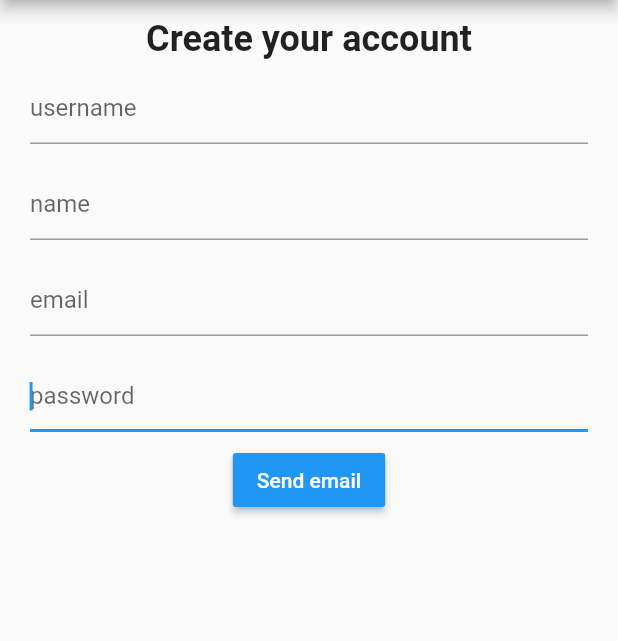
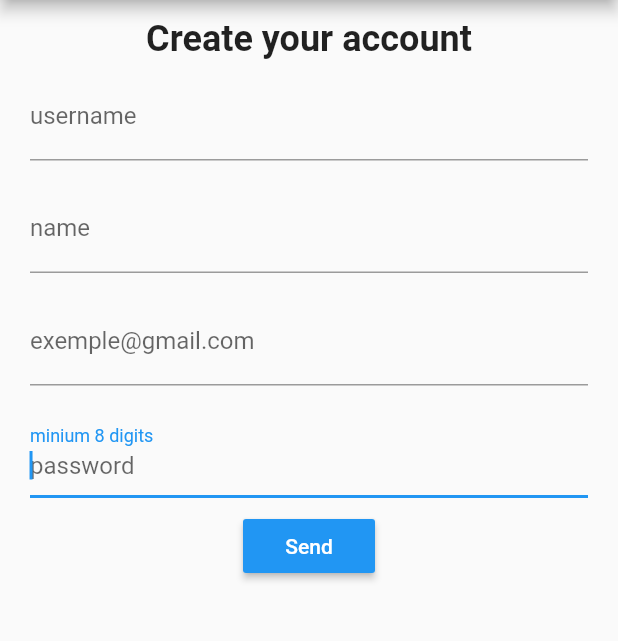
Before and after one commit to teamcodingmobile/discourse-flutter, a Flutter app: the CreateAccountPage screen opened by its route, on a phone screen of 412 x 824 dp, the part 84-725 px from its top. Run offline on Flutter 3.47's test engine with Material 2 defaults, Android fonts, the phone set to English and light mode, and no system bars.

```diff
--- a/lib/src/pages/create_account_page.dart
+++ b/lib/src/pages/create_account_page.dart
@@ -40,6 +40,55 @@ class _CreateAccountPageState extends State<CreateAccountPage> {
 
   Future<NewUserResponse> _futureNewUserResponse;
 
+  GlobalKey<FormState> _formKey = GlobalKey();
+  // ignore: unused_field
+  String _username = '', _name = '', _email = '', _password = '';
+
+  _submit() {
+    final bool isValid = _formKey.currentState.validate();
+    if (isValid) {
+      setState(() {
+        _futureNewUserResponse = createUser(
+            _controllerName.text,
+            _controllerEmail.text,
+            _controllerPassword.text,
+            _controllerUser.text);
+      });
+    }
+  }
+
+  String _validateUsername(String username) {
+    if (username.isNotEmpty && username.length > 3) {
+      _username = username;
+      return null;
+    }
+    return "invalid username";
+  }
+
+  String _validateName(String name) {
+    if (name.isNotEmpty && name.length > 3) {
+      name = name;
+      return null;
+    }
+    return "invalid name";
+  }
+
+  String _validateEmail(String email) {
+    if (email.isNotEmpty && email.contains("@")) {
+      _email = email;
+      return null;
+    }
+    return "invalid email";
+  }
+
+  String _validatePassword(String password) {
+    if (password.isNotEmpty && password.length > 8) {
+      _password = password;
+      return null;
+    }
+    return "invalid password";
+  }
+
   @override
   Widget build(BuildContext context) {
     return Scaffold(
@@ -58,7 +107,9 @@ class _CreateAccountPageState extends State<CreateAccountPage> {
           Container(
             padding: const EdgeInsets.all(12.0),
             child: (_futureNewUserResponse == null)
-                ? Column(
+                ? Form(
+                    key: _formKey, // Para las validaciones
+                    child: Column(
                       children: <Widget>[
                         Text(
                           'Create your account',
@@ -67,52 +118,57 @@ class _CreateAccountPageState extends State<CreateAccountPage> {
                         ),
                         Padding(
                           padding: const EdgeInsets.all(8.0),
-                        child: TextField(
+                          child: TextFormField(
                             controller: _controllerUser,
-                          decoration: InputDecoration(hintText: 'username'),
+                            decoration: InputDecoration(
+                                hintText: 'your username',
+                                labelText: 'username'),
+                            validator: _validateUsername,
                           ),
                         ),
                         Padding(
                           padding: const EdgeInsets.all(8.0),
-                        child: TextField(
+                          child: TextFormField(
                             controller: _controllerName,
-                          decoration: InputDecoration(hintText: 'name'),
+                            decoration: InputDecoration(
+                                hintText: 'your firts name', labelText: 'name'),
+                            validator: _validateName,
                           ),
                         ),
                         Padding(
                           padding: const EdgeInsets.all(8.0),
-                        child: TextField(
+                          child: TextFormField(
                             controller: _controllerEmail,
-                          decoration: InputDecoration(hintText: 'email'),
+                            decoration: InputDecoration(
+                                hintText: 'email',
+                                labelText: 'exemple@gmail.com'),
+                            validator: _validateEmail,
                           ),
                         ),
                         Padding(
                           padding: const EdgeInsets.all(8.0),
-                        child: TextField(
+                          child: TextFormField(
                             controller: _controllerPassword,
                             obscureText: true,
                             autofocus: true,
-                          decoration: InputDecoration(hintText: 'password'),
+                            decoration: InputDecoration(
+                                hintText: 'password',
+                                labelText: 'minium 8 digits'),
+                            validator: _validatePassword,
                           ),
                         ),
                         RaisedButton(
                           child: Text(
-                          "Send email",
+                            "Send",
                             style: TextStyle(color: Colors.white),
                           ),
                           color: Colors.blue,
                           onPressed: () => {
-                          setState(() {
-                            _futureNewUserResponse = createUser(
-                                _controllerName.text,
-                                _controllerEmail.text,
-                                _controllerPassword.text,
-                                _controllerUser.text);
-                          }),
-                          //Navigator.pushNamed(context, 'login'),
+                            _submit(), // Para las validaciones
                           },
                         ),
                       ],
+                    ),
                   )
                 : FutureBuilder<NewUserResponse>(
                     future: _futureNewUserResponse,
```
Lines whose indentation alone changed are shown as unchanged.
